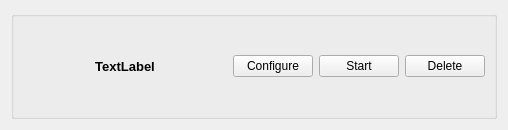
First picture: the form in channelwidget.ui, repository xukangmin/OpenSerialDAQ, before the edit.
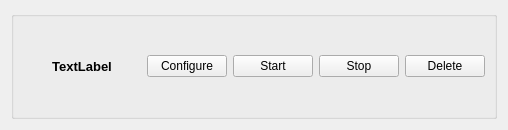
Second picture: the form after the edit.

```diff
--- a/channelwidget.ui
+++ b/channelwidget.ui
@@ -92,6 +92,19 @@
           </property>
          </widget>
         </item>
+        <item>
+         <widget class="QPushButton" name="btnStop">
+          <property name="maximumSize">
+           <size>
+            <width>80</width>
+            <height>16777215</height>
+           </size>
+          </property>
+          <property name="text">
+           <string>Stop</string>
+          </property>
+         </widget>
+        </item>
         <item>
          <widget class="QPushButton" name="btnDelete">
           <property name="maximumSize">
```
